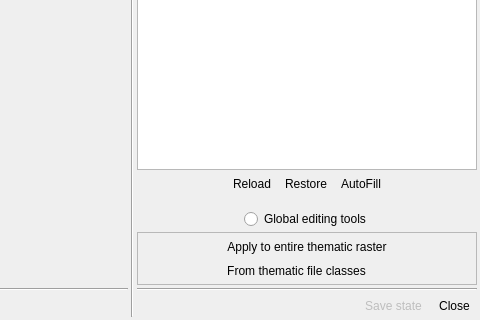
Old version of the form ui/main_dialog.ui in the repository SMByC/ThRasE; both pictures show x 658 to 1138 and y 241 to 561 of the 1138 by 561 pixel window.
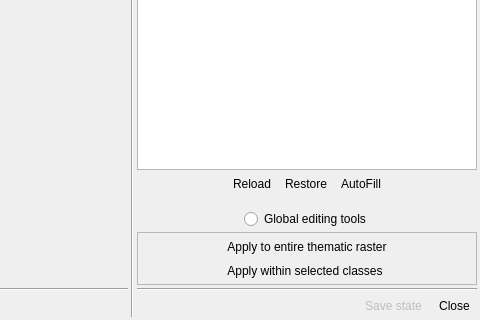
New version of the form. Icons and pictures are not drawn. Custom widgets are drawn as their Qt base class.

Commit message: Update/renaming "Apply Within Selected Classes" in global editing

```diff
--- a/ui/main_dialog.ui
+++ b/ui/main_dialog.ui
@@ -1282,7 +1282,7 @@
                <string>&lt;html&gt;&lt;head/&gt;&lt;body&gt;&lt;p&gt;Apply the changes from the recode pixels table only to areas within the selected classes from a different thematic map&lt;/p&gt;&lt;/body&gt;&lt;/html&gt;</string>
               </property>
               <property name="text">
-               <string>From thematic file classes</string>
+               <string>Apply within selected classes</string>
               </property>
               <property name="icon">
                <iconset>
```
Left out of the diff: 2 changed lines with no effect on the pictures. The commit also changes 4 other files.
